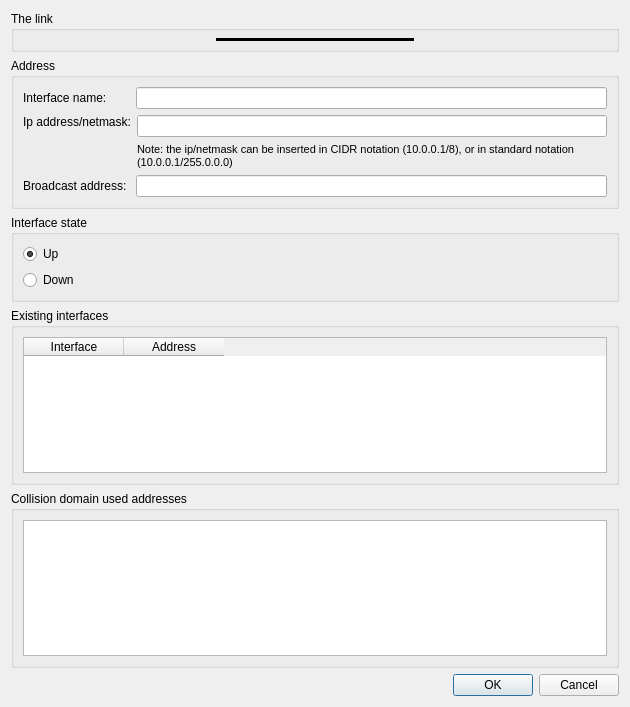
This is ui/addLink.ui in slux83/visual-netkit as Qt 5 draws it before an edit. The edited form follows.
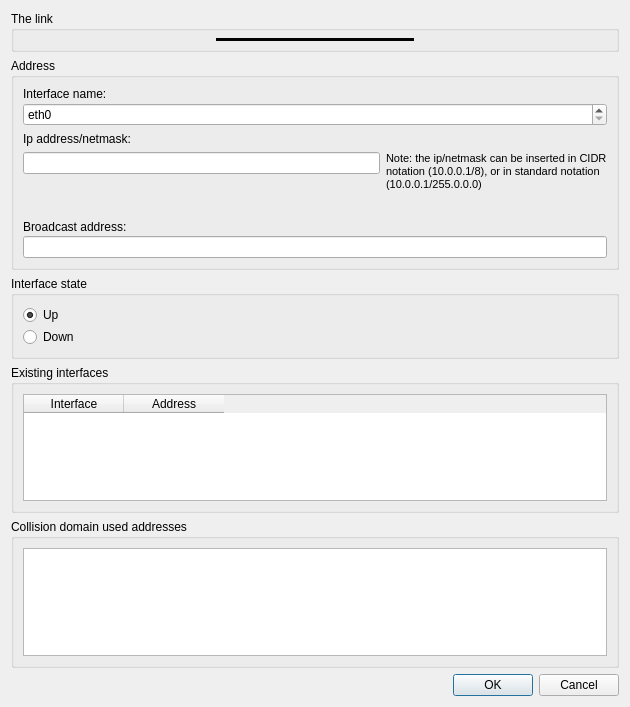
This is the edited form.

Commit message: the ethNumber is choosed by a QSpinBox (no controls needed on the syntax!)

The edit to the form file:
```diff
--- a/ui/addLink.ui
+++ b/ui/addLink.ui
@@ -105,21 +105,31 @@
      </property>
      <layout class="QVBoxLayout" >
       <item>
-       <layout class="QHBoxLayout" >
+       <layout class="QVBoxLayout" >
+        <property name="spacing" >
+         <number>2</number>
+        </property>
         <item>
          <widget class="QLabel" name="label" >
           <property name="text" >
-           <string>Interface name:       </string>
+           <string>Interface name:</string>
           </property>
          </widget>
         </item>
         <item>
-         <widget class="QLineEdit" name="ethNameLineEdit" />
+         <widget class="QSpinBox" name="ethNumberSpinBox" >
+          <property name="prefix" >
+           <string>eth</string>
+          </property>
+          <property name="maximum" >
+           <number>128</number>
+          </property>
+         </widget>
         </item>
        </layout>
       </item>
       <item>
-       <layout class="QHBoxLayout" >
+       <layout class="QVBoxLayout" >
         <item>
          <widget class="QLabel" name="label_2" >
           <property name="text" >
@@ -134,9 +144,26 @@
          </widget>
         </item>
         <item>
-         <layout class="QVBoxLayout" >
+         <layout class="QHBoxLayout" >
           <item>
-           <widget class="QLineEdit" name="ipLineEdit" />
+           <layout class="QVBoxLayout" >
+            <item>
+             <widget class="QLineEdit" name="ipLineEdit" />
+            </item>
+            <item>
+             <spacer>
+              <property name="orientation" >
+               <enum>Qt::Vertical</enum>
+              </property>
+              <property name="sizeHint" >
+               <size>
+                <width>20</width>
+                <height>40</height>
+               </size>
+              </property>
+             </spacer>
+            </item>
+           </layout>
           </item>
           <item>
            <widget class="QLabel" name="label_4" >
@@ -161,7 +188,10 @@
        </layout>
       </item>
       <item>
-       <layout class="QHBoxLayout" >
+       <layout class="QVBoxLayout" >
+        <property name="spacing" >
+         <number>2</number>
+        </property>
         <item>
          <widget class="QLabel" name="label_3" >
           <property name="text" >
@@ -195,6 +225,9 @@
      <layout class="QVBoxLayout" >
       <item>
        <layout class="QVBoxLayout" >
+        <property name="spacing" >
+         <number>2</number>
+        </property>
         <item>
          <widget class="QRadioButton" name="ethUp" >
           <property name="text" >
```
The commit also changes 1 other file.
